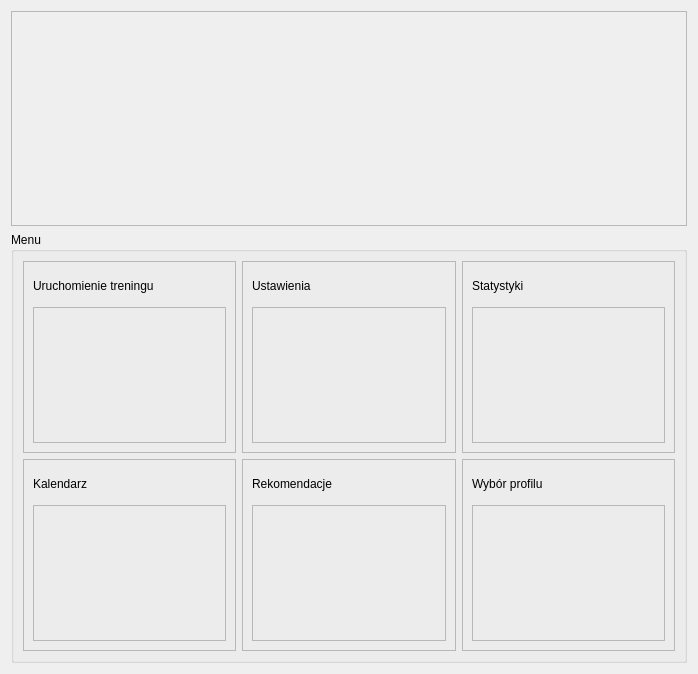
Above: coach/interface/ui/main_menu.ui from Daria34522/Trener_Personalny_Czacza before the change. Below: the same form after it.
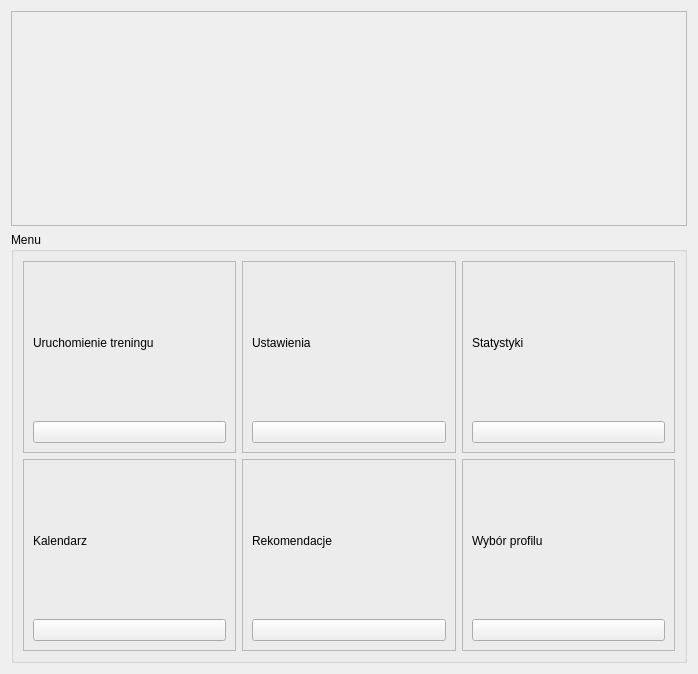
That is the form after the change.

Commit message: Poprawa przycisków w UI oraz błędów podczas ładowania danych użytkowników

The edit to the form file:
```diff
--- a/coach/interface/ui/main_menu.ui
+++ b/coach/interface/ui/main_menu.ui
@@ -47,14 +47,7 @@
           </widget>
          </item>
          <item>
-          <widget class="QFrame" name="Settings">
-           <property name="frameShape">
-            <enum>QFrame::StyledPanel</enum>
-           </property>
-           <property name="frameShadow">
-            <enum>QFrame::Raised</enum>
-           </property>
-          </widget>
+          <widget class="QPushButton" name="Settings"/>
          </item>
         </layout>
        </widget>
@@ -76,14 +69,7 @@
           </widget>
          </item>
          <item>
-          <widget class="QFrame" name="Stats">
-           <property name="frameShape">
-            <enum>QFrame::StyledPanel</enum>
-           </property>
-           <property name="frameShadow">
-            <enum>QFrame::Raised</enum>
-           </property>
-          </widget>
+          <widget class="QPushButton" name="Stats"/>
          </item>
         </layout>
        </widget>
@@ -105,14 +91,7 @@
           </widget>
          </item>
          <item>
-          <widget class="QFrame" name="Start_training">
-           <property name="frameShape">
-            <enum>QFrame::StyledPanel</enum>
-           </property>
-           <property name="frameShadow">
-            <enum>QFrame::Raised</enum>
-           </property>
-          </widget>
+          <widget class="QPushButton" name="Start_training"/>
          </item>
         </layout>
        </widget>
@@ -134,14 +113,7 @@
           </widget>
          </item>
          <item>
-          <widget class="QFrame" name="Calendar">
-           <property name="frameShape">
-            <enum>QFrame::StyledPanel</enum>
-           </property>
-           <property name="frameShadow">
-            <enum>QFrame::Raised</enum>
-           </property>
-          </widget>
+          <widget class="QPushButton" name="Calendar"/>
          </item>
         </layout>
        </widget>
@@ -163,14 +135,7 @@
           </widget>
          </item>
          <item>
-          <widget class="QFrame" name="Recommendations">
-           <property name="frameShape">
-            <enum>QFrame::StyledPanel</enum>
-           </property>
-           <property name="frameShadow">
-            <enum>QFrame::Raised</enum>
-           </property>
-          </widget>
+          <widget class="QPushButton" name="Recommendations"/>
          </item>
         </layout>
        </widget>
@@ -192,14 +157,7 @@
           </widget>
          </item>
          <item>
-          <widget class="QFrame" name="Profile_selection">
-           <property name="frameShape">
-            <enum>QFrame::StyledPanel</enum>
-           </property>
-           <property name="frameShadow">
-            <enum>QFrame::Raised</enum>
-           </property>
-          </widget>
+          <widget class="QPushButton" name="Profile_selection"/>
          </item>
         </layout>
        </widget>
```
The commit also changes 1 other file.
